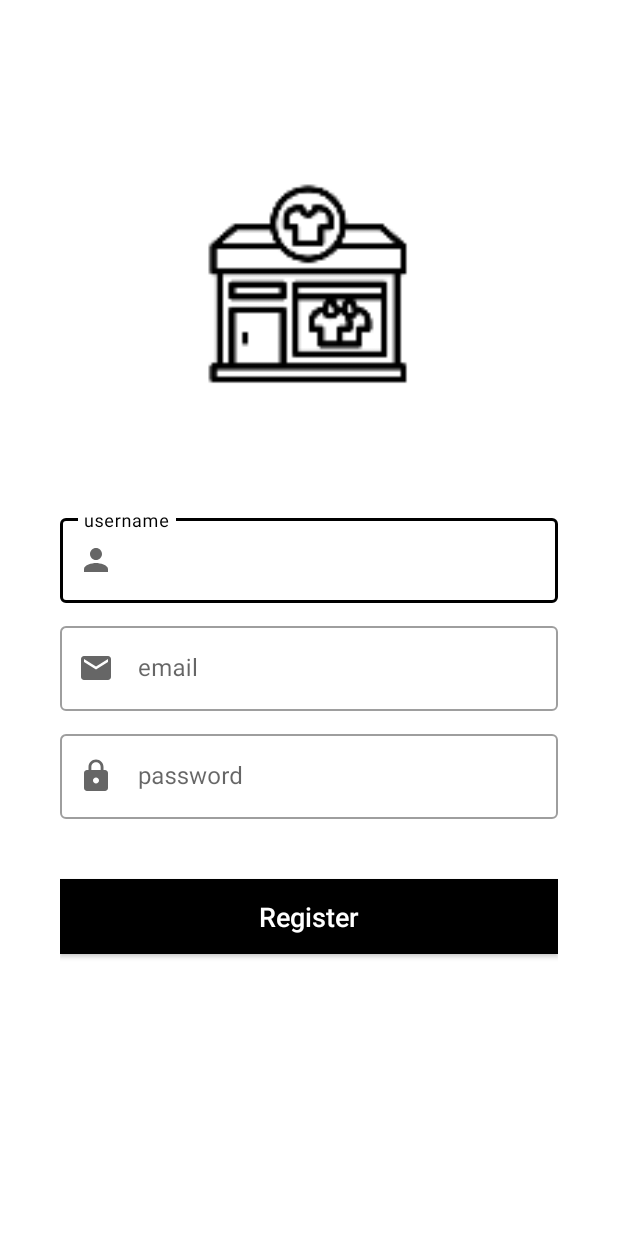
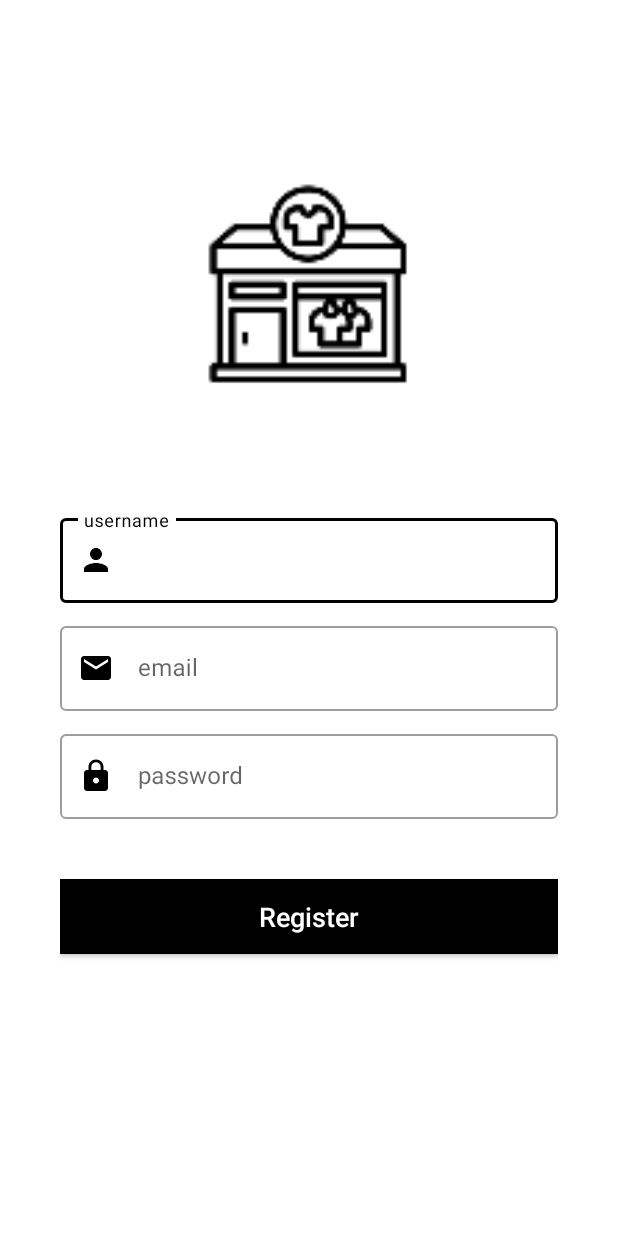
Before and after one commit to MustafaZakria/ClothingApp, an Android app: the RegistrationActivity screen opened directly, with no data from a screen before it, on a phone screen of 412 x 824 dp. Run offline under Robolectric (Android 15) with nearby library versions, the phone set to English and light mode, and no system bars.

Commit message:
fixed mycart problem and added username, email, pass icons

```diff
--- a/app/src/main/res/layout/activity_main.xml
+++ b/app/src/main/res/layout/activity_main.xml
@@ -28,6 +28,7 @@
     <com.google.android.material.textfield.TextInputLayout
         app:startIconDrawable="@drawable/ic_username_24"
         android:id="@+id/layout_username"
+        app:startIconTint="@color/black"
         android:layout_marginTop="50dp"
         style="@style/Widget.MaterialComponents.TextInputLayout.OutlinedBox"
         android:layout_width="match_parent"
@@ -46,6 +47,7 @@
     <com.google.android.material.textfield.TextInputLayout
         app:startIconDrawable="@drawable/ic_lock_24"
         android:id="@+id/layout_pass"
+        app:startIconTint="@color/black"
         style="@style/Widget.MaterialComponents.TextInputLayout.OutlinedBox"
         android:layout_width="match_parent"
         android:layout_height="wrap_content"
--- a/app/src/main/res/layout/activity_registeration.xml
+++ b/app/src/main/res/layout/activity_registeration.xml
@@ -27,6 +27,7 @@
     <com.google.android.material.textfield.TextInputLayout
         app:startIconDrawable="@drawable/ic_username_24"
         android:id="@+id/layout_username"
+        app:startIconTint="@color/black"
         android:layout_marginTop="50dp"
         style="@style/Widget.MaterialComponents.TextInputLayout.OutlinedBox"
         android:layout_width="match_parent"
@@ -46,6 +47,7 @@
     <com.google.android.material.textfield.TextInputLayout
         app:startIconDrawable="@drawable/ic_email_24"
         android:id="@+id/layout_email"
+        app:startIconTint="@color/black"
         android:layout_marginTop="10dp"
         style="@style/Widget.MaterialComponents.TextInputLayout.OutlinedBox"
         android:layout_width="match_parent"
@@ -65,6 +67,7 @@
     <com.google.android.material.textfield.TextInputLayout
         app:startIconDrawable="@drawable/ic_lock_24"
         android:id="@+id/layout_pass"
+        app:startIconTint="@color/black"
         style="@style/Widget.MaterialComponents.TextInputLayout.OutlinedBox"
         android:layout_width="match_parent"
         android:layout_height="wrap_content"
```
